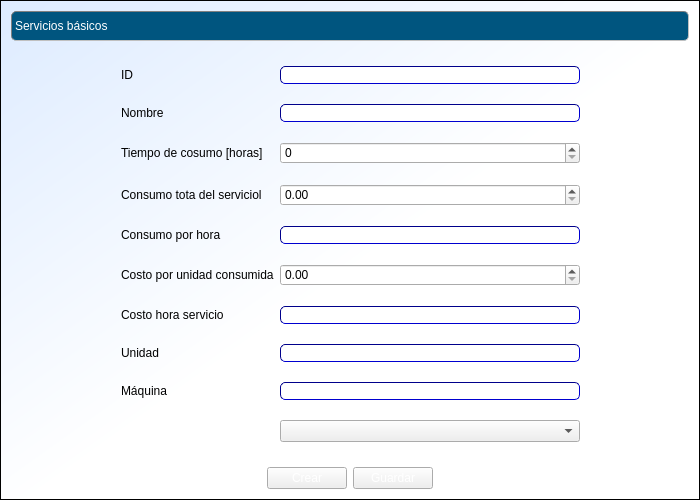
Exxu/cosmec-si, file cosmec/formularioservicios.ui: the form before one commit.
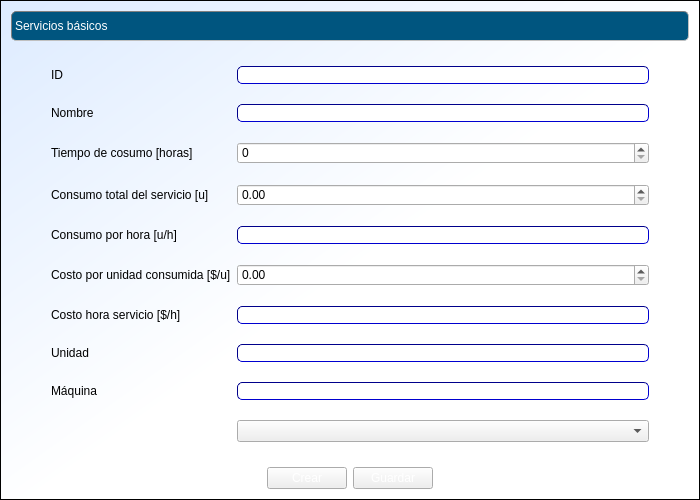
The form after the commit.

Patch:
```diff
--- a/cosmec/formularioservicios.ui
+++ b/cosmec/formularioservicios.ui
@@ -91,6 +91,9 @@
        <property name="orientation">
         <enum>Qt::Horizontal</enum>
        </property>
+       <property name="sizeType">
+        <enum>QSizePolicy::Maximum</enum>
+       </property>
        <property name="sizeHint" stdset="0">
         <size>
          <width>40</width>
@@ -128,21 +131,21 @@
        <item row="3" column="0">
         <widget class="QLabel" name="label_5">
          <property name="text">
-          <string>Consumo tota del serviciol</string>
+          <string>Consumo total del servicio [u]</string>
          </property>
         </widget>
        </item>
        <item row="4" column="0">
         <widget class="QLabel" name="label_6">
          <property name="text">
-          <string>Consumo por hora</string>
+          <string>Consumo por hora [u/h]</string>
          </property>
         </widget>
        </item>
        <item row="5" column="0">
         <widget class="QLabel" name="label_7">
          <property name="text">
-          <string>Costo por unidad consumida</string>
+          <string>Costo por unidad consumida [$/u]</string>
          </property>
         </widget>
        </item>
@@ -193,7 +196,7 @@
        <item row="6" column="0">
         <widget class="QLabel" name="label_8">
          <property name="text">
-          <string>Costo hora servicio</string>
+          <string>Costo hora servicio [$/h]</string>
          </property>
         </widget>
        </item>
@@ -238,6 +241,9 @@
        <property name="orientation">
         <enum>Qt::Horizontal</enum>
        </property>
+       <property name="sizeType">
+        <enum>QSizePolicy::Maximum</enum>
+       </property>
        <property name="sizeHint" stdset="0">
         <size>
          <width>40</width>
```
